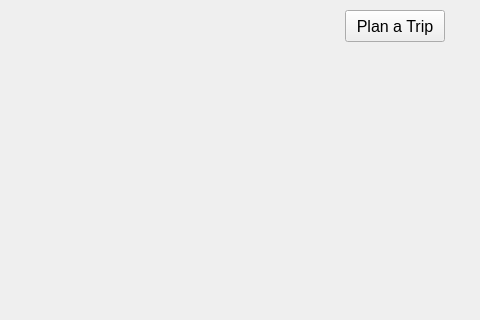
This is Colleges/mainwindow.ui in SubtractIt/CS1D-Project-2 as Qt 5 draws it before an edit; both pictures show x 175 to 655 and y 0 to 320 of the 800 by 600 pixel window. The edited form follows.
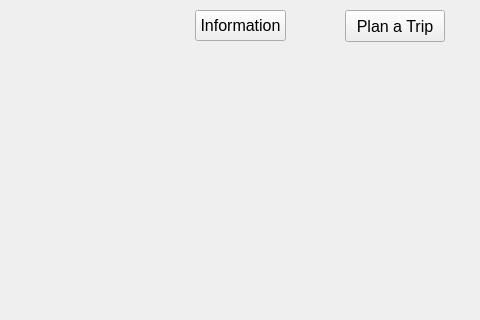
This is the edited form.

Diff of the .ui file:
```diff
--- a/Colleges/mainwindow.ui
+++ b/Colleges/mainwindow.ui
@@ -45,6 +45,19 @@
      <string>Plan a Trip</string>
     </property>
    </widget>
+   <widget class="QPushButton" name="infoButton">
+    <property name="geometry">
+     <rect>
+      <x>370</x>
+      <y>10</y>
+      <width>91</width>
+      <height>31</height>
+     </rect>
+    </property>
+    <property name="text">
+     <string>Information</string>
+    </property>
+   </widget>
   </widget>
   <widget class="QMenuBar" name="menubar">
    <property name="geometry">
```
Left out of the diff: 2 changed lines with no effect on the pictures.
